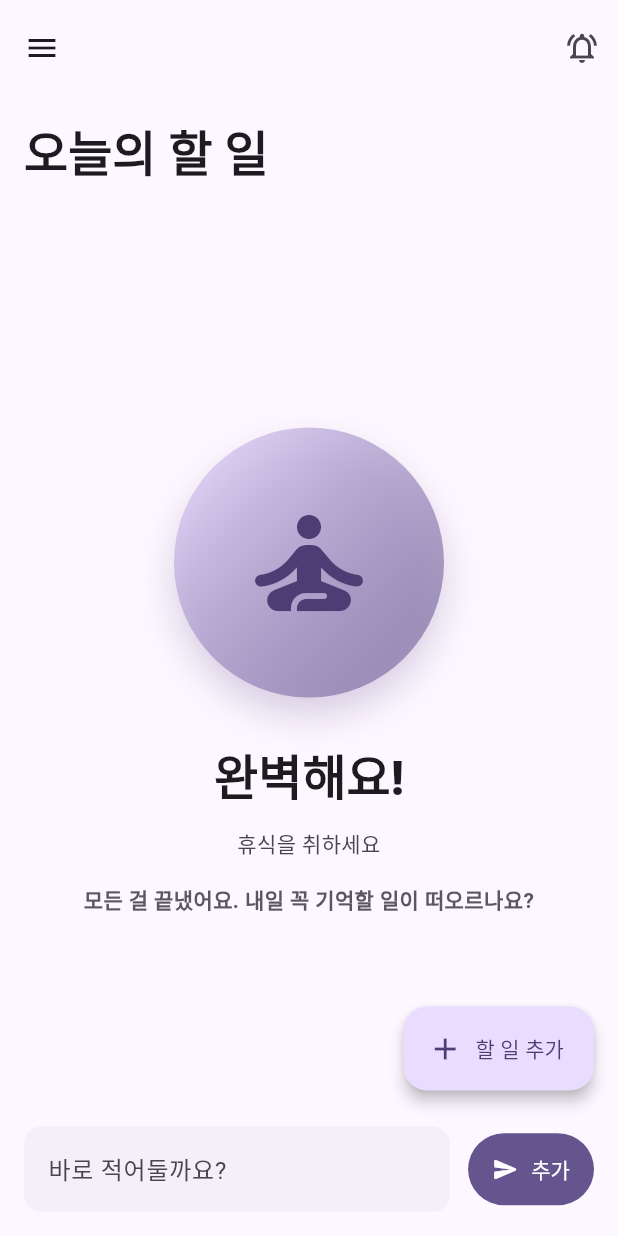
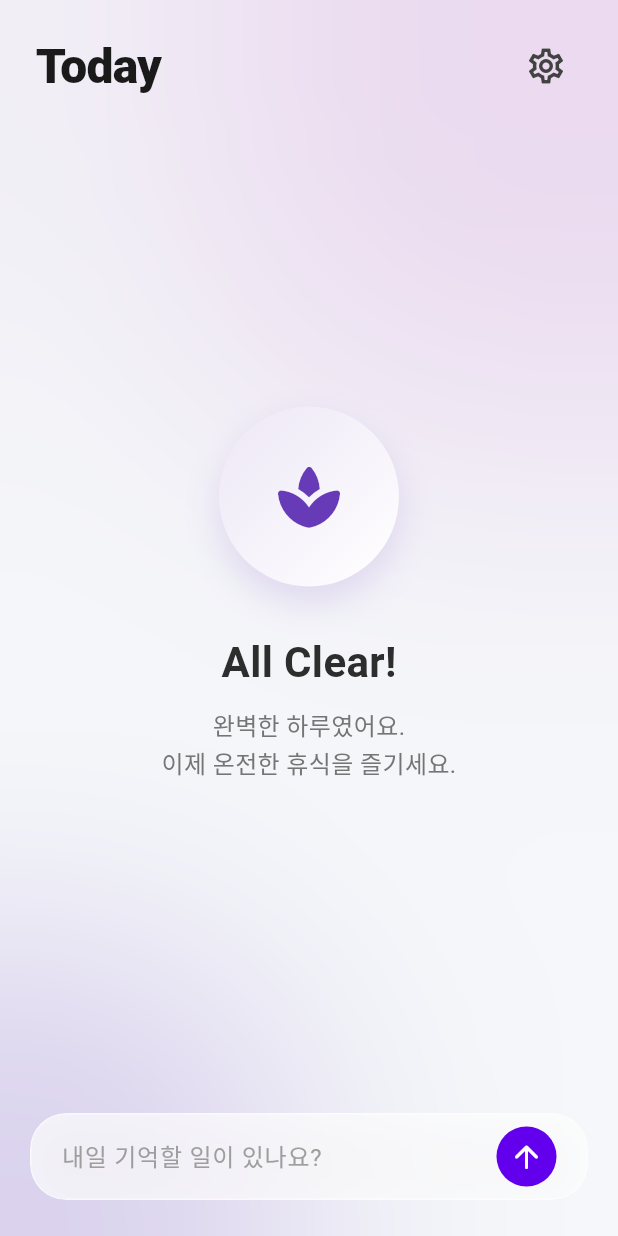
Before and after one commit to imhypeboy/ADHD, a Flutter app: the screen it shows after launch, on a phone screen of 412 x 824 dp. Run offline on Flutter 3.47's test engine with Material 3 defaults, Android fonts, the light colour scheme and no system bars; our stand-ins replace flutter_riverpod.

Commit message:
유리 질감 입력창 (Glassmorphism): 하단 입력창에 BackdropFilter(blur)와 withOpacity(0.7)를 적용하여 뒷배경이 비치는 유리 질감을 구현

```diff
--- a/lib/features/todo/presentation/pages/todo_list_page.dart
+++ b/lib/features/todo/presentation/pages/todo_list_page.dart
@@ -1,3 +1,4 @@
+import 'dart:ui';
 import 'package:flutter/material.dart';
 import 'package:flutter/services.dart';
 import 'package:flutter_riverpod/flutter_riverpod.dart';
@@ -7,8 +8,6 @@ import '../widgets/empty_state.dart';
 import '../widgets/confetti_animation.dart';
 import 'add_todo_dialog.dart';
 
-/// 할 일 목록 페이지
-/// ADHD 맞춤형 UI: Card UI, AnimatedList, Micro-Interaction
 class TodoListPage extends ConsumerStatefulWidget {
   const TodoListPage({super.key});
 
@@ -18,6 +17,7 @@ class TodoListPage extends ConsumerStatefulWidget {
 
 class _TodoListPageState extends ConsumerState<TodoListPage> {
   final TextEditingController _quickAddController = TextEditingController();
+  final GlobalKey<AnimatedListState> _listKey = GlobalKey<AnimatedListState>();
   bool _showConfetti = false;
 
   @override
@@ -30,69 +30,123 @@ class _TodoListPageState extends ConsumerState<TodoListPage> {
   Widget build(BuildContext context) {
     final todoState = ref.watch(todoProvider);
     final colorScheme = Theme.of(context).colorScheme;
-    final textTheme = Theme.of(context).textTheme;
 
-    return ConfettiWidget(
+    return Scaffold(
+      resizeToAvoidBottomInset: false,
+      body: ConfettiWidget(
         trigger: _showConfetti,
-      child: Scaffold(
-        body: CustomScrollView(
-          slivers: [
-            SliverAppBar.large(
-              leading: IconButton(
-                icon: const Icon(Icons.menu),
-                onPressed: () => _showInfoSnack('메뉴 준비 중입니다'),
+        child: Stack(
+          children: [
+            // 1. 배경: Mesh Gradient
+            _buildMeshGradient(),
+
+            // 2. 메인 컨텐츠
+            SafeArea(
+              child: Column(
+                crossAxisAlignment: CrossAxisAlignment.start,
+                children: [
+                  _buildHeader(),
+                  Expanded(
+                    child: todoState.isEmpty
+                        ? const EmptyState()
+                        : _buildTodoList(todoState),
                   ),
-              title: Text(
-                '오늘의 할 일',
-                style: textTheme.headlineLarge?.copyWith(
-                  fontWeight: FontWeight.w800,
+                  const SizedBox(height: 100), // 입력창 공간
+                ],
               ),
             ),
-              centerTitle: false,
-              pinned: true,
-              floating: true,
-              actions: [
+
+            // 3. Floating Glass Input Bar
+            _buildGlassInput(context, colorScheme),
+          ],
+        ),
+      ),
+    );
+  }
+
+  Widget _buildMeshGradient() {
+    return Stack(
+      children: [
+        Positioned(
+          top: -100,
+          right: -100,
+          child: Container(
+            width: 400,
+            height: 400,
+            decoration: BoxDecoration(
+              shape: BoxShape.circle,
+              color: const Color(0xFFE1BEE7).withOpacity(0.5),
+            ),
+            child: BackdropFilter(
+              filter: ImageFilter.blur(sigmaX: 80, sigmaY: 80),
+              child: Container(color: Colors.transparent),
+            ),
+          ),
+        ),
+        Positioned(
+          bottom: -100,
+          left: -100,
+          child: Container(
+            width: 300,
+            height: 300,
+            decoration: BoxDecoration(
+              shape: BoxShape.circle,
+              color: const Color(0xFFB39DDB).withOpacity(0.4),
+            ),
+            child: BackdropFilter(
+              filter: ImageFilter.blur(sigmaX: 80, sigmaY: 80),
+              child: Container(color: Colors.transparent),
+            ),
+          ),
+        ),
+      ],
+    );
+  }
+
+  Widget _buildHeader() {
+    return Padding(
+      padding: const EdgeInsets.fromLTRB(24, 20, 24, 0),
+      child: Row(
+        mainAxisAlignment: MainAxisAlignment.spaceBetween,
+        children: [
+          const Text(
+            "Today",
+            style: TextStyle(
+              fontSize: 32,
+              fontWeight: FontWeight.w800,
+              color: Color(0xFF1A1A1A),
+              letterSpacing: -0.5,
+            ),
+          ),
           IconButton(
-                  icon: const Icon(Icons.notifications_active_outlined),
-                  onPressed: () => _showInfoSnack('알림 설정을 준비 중입니다'),
+            onPressed: () {},
+            icon: const Icon(Icons.settings_outlined, size: 28),
+            color: Colors.grey[800],
           ),
         ],
       ),
-            if (todoState.isEmpty)
-              const SliverFillRemaining(
-                hasScrollBody: false,
-                child: EmptyState(
-                  headline: '완벽해요!',
-                  subtitle: '휴식을 취하세요',
-                  nudge: '모든 걸 끝냈어요. 내일 꼭 기억할 일이 떠오르나요?',
-                ),
-              )
-            else
-              SliverPadding(
-                padding: const EdgeInsets.only(top: 8, bottom: 24),
-                sliver: SliverList.builder(
-                  itemCount: todoState.activeTodos.length,
+    );
+  }
+
+  Widget _buildTodoList(TodoListState state) {
+    return ListView.builder(
+      itemCount: state.activeTodos.length,
+      padding: const EdgeInsets.symmetric(vertical: 20),
       itemBuilder: (context, index) {
-                    final todo = todoState.activeTodos[index];
-                    return AnimatedSwitcher(
-                      duration: const Duration(milliseconds: 200),
-                      transitionBuilder: (child, animation) => FadeTransition(
-                        opacity: animation,
-                        child: SlideTransition(
-                          position: animation.drive(
-                            Tween(begin: const Offset(0, 0.05), end: Offset.zero)
-                                .chain(CurveTween(curve: Curves.easeOut)),
-                          ),
-                          child: child,
-                        ),
-                      ),
-                      child: TodoCard(
+        final todo = state.activeTodos[index];
+        return TodoCard(
           key: ValueKey(todo.id),
           todo: todo,
-                        onToggle: () {
+          onToggle: () => _toggleTodo(todo),
+          onDelete: () => ref.read(todoProvider.notifier).deleteTodo(todo.id),
+        );
+      },
+    );
+  }
+
+  void _toggleTodo(dynamic todo) {
     final wasCompleted = todo.isCompleted;
     ref.read(todoProvider.notifier).toggleTodo(todo.id);
-
     if (!wasCompleted) {
       setState(() => _showConfetti = true);
       Future.delayed(const Duration(milliseconds: 120), () {
@@ -100,96 +154,71 @@ class _TodoListPageState extends ConsumerState<TodoListPage> {
       });
       HapticFeedback.heavyImpact();
     }
-                        },
-                        onDelete: () => _removeTodo(todo.id),
-                      ),
-                    );
-                  },
-                ),
+  }
+
+  Widget _buildGlassInput(BuildContext context, ColorScheme colorScheme) {
+    return Positioned(
+      left: 20,
+      right: 20,
+      bottom: MediaQuery.of(context).viewInsets.bottom + 24,
+      child: ClipRRect(
+        borderRadius: BorderRadius.circular(24),
+        child: BackdropFilter(
+          filter: ImageFilter.blur(sigmaX: 10, sigmaY: 10),
+          child: Container(
+            padding: const EdgeInsets.symmetric(horizontal: 20, vertical: 8),
+            decoration: BoxDecoration(
+              color: Colors.white.withOpacity(0.7),
+              borderRadius: BorderRadius.circular(24),
+              border: Border.all(color: Colors.white.withOpacity(0.5)),
+              boxShadow: [
+                BoxShadow(
+                  color: Colors.black.withOpacity(0.05),
+                  blurRadius: 20,
+                  offset: const Offset(0, 5),
                 ),
               ],
             ),
-        floatingActionButton: FloatingActionButton.extended(
-          onPressed: () => _showAddTodoDialog(context),
-          icon: const Icon(Icons.add),
-          label: const Text('할 일 추가'),
-          backgroundColor: colorScheme.primaryContainer,
-          foregroundColor: colorScheme.onPrimaryContainer,
-          elevation: 4,
-        ),
-        bottomNavigationBar: SafeArea(
-          minimum: const EdgeInsets.fromLTRB(16, 8, 16, 16),
             child: Row(
               children: [
                 Expanded(
                   child: TextField(
                     controller: _quickAddController,
-                  textInputAction: TextInputAction.done,
                     onSubmitted: (_) => _quickAdd(),
                     decoration: InputDecoration(
-                    hintText: '바로 적어둘까요?',
-                    filled: true,
-                    fillColor: colorScheme.surfaceVariant.withOpacity(0.35),
-                    border: OutlineInputBorder(
-                      borderRadius: BorderRadius.circular(12),
-                      borderSide: BorderSide.none,
+                      hintText: "내일 기억할 일이 있나요?",
+                      hintStyle: TextStyle(color: Colors.grey[500]),
+                      border: InputBorder.none,
+                      isDense: true,
                     ),
                   ),
                 ),
+                const SizedBox(width: 10),
+                GestureDetector(
+                  onTap: _quickAdd,
+                  child: Container(
+                    width: 40,
+                    height: 40,
+                    decoration: BoxDecoration(
+                      shape: BoxShape.circle,
+                      color: colorScheme.primary,
                     ),
-              const SizedBox(width: 12),
-              FilledButton.icon(
-                onPressed: _quickAdd,
-                icon: const Icon(Icons.send_rounded),
-                label: const Text('추가'),
-                style: FilledButton.styleFrom(
-                  padding:
-                      const EdgeInsets.symmetric(horizontal: 16, vertical: 14),
+                    child: const Icon(Icons.arrow_upward_rounded, color: Colors.white),
                   ),
                 ),
               ],
             ),
           ),
         ),
+      ),
     );
-  }
-
-  void _showAddTodoDialog(BuildContext context) async {
-    final result = await showDialog<Map<String, String?>>(
-      context: context,
-      builder: (context) => const AddTodoDialog(),
-    );
-
-    if (result != null && mounted) {
-      _addTodo(
-        title: result['title']!,
-        description: result['description'],
-      );
-    }
-  }
-
-  void _removeTodo(String id) {
-    ref.read(todoProvider.notifier).deleteTodo(id);
   }
 
   void _quickAdd() {
     final text = _quickAddController.text.trim();
-    if (text.isEmpty || !mounted) return;
+    if (text.isEmpty) return;
+    ref.read(todoProvider.notifier).addTodo(text);
     _quickAddController.clear();
-    _addTodo(title: text);
-  }
-
-  void _addTodo({required String title, String? description}) {
-    ref.read(todoProvider.notifier).addTodo(title, description: description);
-  }
-
-  void _showInfoSnack(String message) {
-    if (!mounted) return;
-    ScaffoldMessenger.of(context).showSnackBar(
-      SnackBar(
-        content: Text(message),
-        behavior: SnackBarBehavior.floating,
-      ),
-    );
+    HapticFeedback.lightImpact();
   }
 }
--- a/lib/features/todo/presentation/widgets/empty_state.dart
+++ b/lib/features/todo/presentation/widgets/empty_state.dart
@@ -1,87 +1,61 @@
 import 'package:flutter/material.dart';
 
-/// Empty State 위젯 (M3 + 정서적 보상 강조)
-/// 풍부한 일러스트와 명확한 계층 구조로 긍정적 감정 제공
+/// Empty State 위젯 (Premium Glassmorphism 버전)
 class EmptyState extends StatelessWidget {
-  final String headline;
-  final String subtitle;
-  final String nudge;
-
-  const EmptyState({
-    super.key,
-    this.headline = '완벽해요!',
-    this.subtitle = '휴식을 취하세요',
-    this.nudge = '모든 걸 끝냈어요. 내일 꼭 기억할 일이 떠오르나요?',
-  });
+  const EmptyState({super.key});
 
   @override
   Widget build(BuildContext context) {
-    final colorScheme = Theme.of(context).colorScheme;
-    final textTheme = Theme.of(context).textTheme;
-
     return Center(
-      child: Padding(
-        padding: const EdgeInsets.symmetric(horizontal: 24.0, vertical: 32.0),
       child: Column(
-          mainAxisAlignment: MainAxisAlignment.center,
+        mainAxisSize: MainAxisSize.min,
         children: [
-            // 풍부한 일러스트 느낌의 배경 원 + 아이콘
+          // 입체감 있는 아이콘 컨테이너
           Container(
-              width: 180,
-              height: 180,
+            width: 120,
+            height: 120,
             decoration: BoxDecoration(
               shape: BoxShape.circle,
-                gradient: LinearGradient(
-                  colors: [
-                    colorScheme.primaryContainer,
-                    colorScheme.primary.withOpacity(0.6),
-                  ],
+              gradient: const LinearGradient(
+                colors: [Color(0xFFEDE7F6), Color(0xFFFFFFFF)],
                 begin: Alignment.topLeft,
                 end: Alignment.bottomRight,
               ),
               boxShadow: [
                 BoxShadow(
-                    color: colorScheme.primary.withOpacity(0.25),
+                  color: Colors.deepPurple.withOpacity(0.15),
                   blurRadius: 20,
-                    offset: const Offset(0, 12),
+                  offset: const Offset(0, 10),
                 ),
               ],
             ),
-              child: Icon(
-                Icons.self_improvement_rounded,
-                size: 96,
-                color: colorScheme.onPrimaryContainer,
+            child: const Icon(
+              Icons.spa_rounded,
+              size: 50,
+              color: Color(0xFF673AB7),
             ),
           ),
-            const SizedBox(height: 32),
-            Text(
-              headline,
-              textAlign: TextAlign.center,
-              style: textTheme.headlineLarge?.copyWith(
-                color: colorScheme.onSurface,
-                fontWeight: FontWeight.w800,
+          const SizedBox(height: 30),
+          const Text(
+            "All Clear!",
+            style: TextStyle(
+              fontSize: 28,
+              fontWeight: FontWeight.bold,
+              color: Color(0xFF2D2D2D),
             ),
           ),
-            const SizedBox(height: 12),
+          const SizedBox(height: 10),
           Text(
-              subtitle,
+            "완벽한 하루였어요.\n이제 온전한 휴식을 즐기세요.",
             textAlign: TextAlign.center,
-              style: textTheme.bodyMedium?.copyWith(
-                color: colorScheme.onSurfaceVariant,
-              ),
-            ),
-            const SizedBox(height: 16),
-            Text(
-              nudge,
-              textAlign: TextAlign.center,
-              style: textTheme.bodyMedium?.copyWith(
-                color: colorScheme.onSurfaceVariant.withOpacity(0.9),
-                fontWeight: FontWeight.w600,
+            style: TextStyle(
+              fontSize: 16,
+              color: Colors.grey[600],
+              height: 1.5,
             ),
           ),
         ],
       ),
-      ),
     );
   }
 }
--- a/lib/main.dart
+++ b/lib/main.dart
@@ -20,22 +20,19 @@ class MyApp extends StatelessWidget {
     return MaterialApp(
       title: 'Focus - ADHD 맞춤형 할 일 관리',
       debugShowCheckedModeBanner: false,
-      // Dynamic Color 적용 (시스템 테마 사용)
       theme: ThemeData(
         useMaterial3: true,
+        brightness: Brightness.light,
+        // 세련된 Off-White 배경
+        scaffoldBackgroundColor: const Color(0xFFF5F7FA),
         colorScheme: ColorScheme.fromSeed(
-          seedColor: const Color(0xFF6750A4), // 기본 시드 컬러
-          brightness: Brightness.light,
+          seedColor: const Color(0xFF6200EE),
+          primary: const Color(0xFF6200EE),
+          secondary: const Color(0xFF03DAC6),
+          surface: Colors.white,
         ),
       ),
-      darkTheme: ThemeData(
-        useMaterial3: true,
-        colorScheme: ColorScheme.fromSeed(
-          seedColor: const Color(0xFF6750A4),
-          brightness: Brightness.dark,
-        ),
-      ),
-      themeMode: ThemeMode.system, // 시스템 테마 따라가기
+      themeMode: ThemeMode.light, // 프리미엄 룩을 위해 라이트 모드 고정 (선택 사항)
       home: const TodoListPage(),
     );
   }
```
Lines whose indentation alone changed are shown as unchanged.
